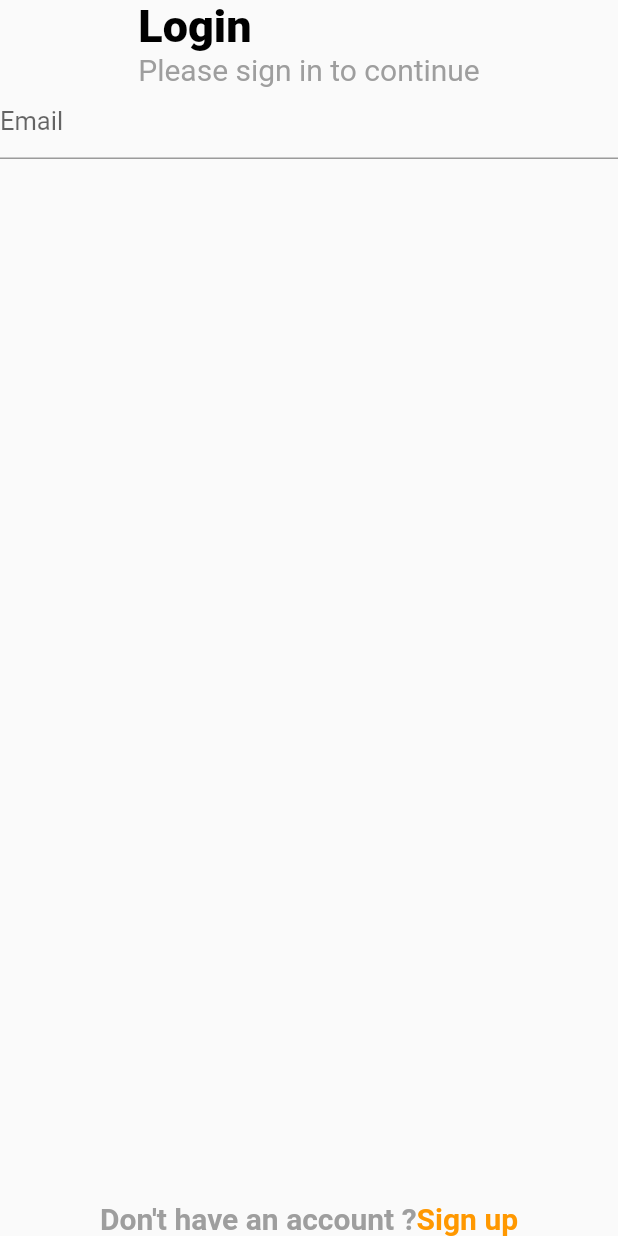
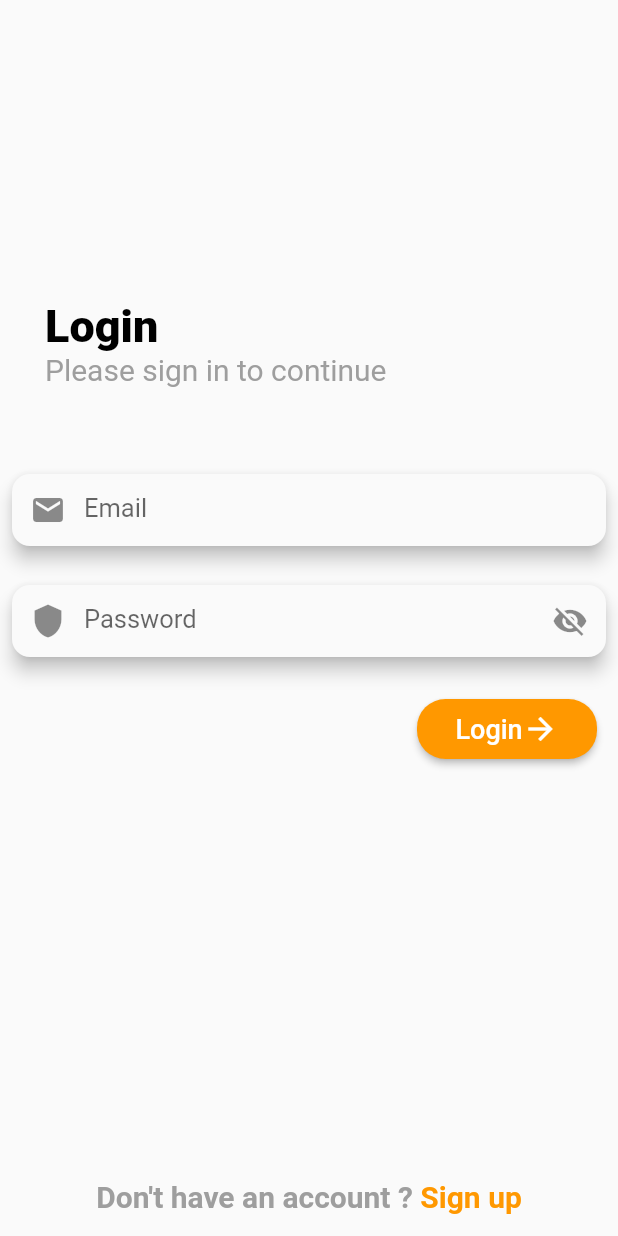
Before and after one commit to denihero/own_e_commerce, a Flutter app: the screen it shows after launch, on a phone screen of 412 x 824 dp. Run offline on Flutter 3.47's test engine with Material 2 defaults, Android fonts, the phone set to English and light mode, and no system bars; our stand-ins replace bloc, equatable, flutter_bloc, flutter_svg; network calls fail.

Commit message:
add sing in screen

```diff
--- a/lib/main.dart
+++ b/lib/main.dart
@@ -6,6 +6,7 @@ import 'package:http_practice/presentation/screens/cart_screen/cart_screen.dart'
 import 'package:http_practice/presentation/screens/home_screen/home_screen.dart';
 import 'package:http_practice/presentation/screens/home_screen/model/api_request/api_request.dart';
 import 'package:http_practice/presentation/screens/login/login_screen.dart';
+import 'package:http_practice/presentation/screens/register/register_screen.dart';
 
 void main() {
   runApp(const App());
@@ -35,6 +36,7 @@ class ShopApp extends StatelessWidget {
           '/': (context) => const HomeScreen(),
           '/login':(context) => const LoginScreen(),
           '/cart_screen': (context) => const CartScreen(),
+          '/register_screen':(context) => const RegisterScreen()
         },
       ),
     );
--- a/lib/presentation/screens/login/login_screen.dart
+++ b/lib/presentation/screens/login/login_screen.dart
@@ -1,5 +1,8 @@
+import 'package:flutter/gestures.dart';
 import 'package:flutter/material.dart';
 import 'package:http_practice/presentation/screens/login/widget/email_textformfield.dart';
+import 'package:http_practice/presentation/screens/login/widget/login_button.dart';
+import 'package:http_practice/presentation/screens/login/widget/password_textformfield.dart';
 
 class LoginScreen extends StatefulWidget {
   const LoginScreen({Key? key}) : super(key: key);
@@ -9,15 +12,24 @@ class LoginScreen extends StatefulWidget {
 }
 
 class _LoginScreenState extends State<LoginScreen> {
+
+  final TextEditingController emailController = TextEditingController();
+  final TextEditingController passwordController = TextEditingController();
   @override
   Widget build(BuildContext context) {
     return SafeArea(
       child: Scaffold(
+        resizeToAvoidBottomInset: false,
         body: Column(
-          mainAxisAlignment: MainAxisAlignment.center,
-          crossAxisAlignment: CrossAxisAlignment.center,
           children: [
-            RichText(
+            const SizedBox(
+              height: 200,
+            ),
+            Align(
+              alignment: Alignment.topLeft,
+              child: Padding(
+                padding: const EdgeInsets.only(left: 30),
+                child: RichText(
                     text: const TextSpan(
                       children:  <TextSpan>[
                         TextSpan(text: 'Login \n',style: TextStyle(fontSize: 30,color: Colors.black,fontWeight: FontWeight.w900)),
@@ -25,16 +37,54 @@ class _LoginScreenState extends State<LoginScreen> {
                       ]
                     )
                 ),
-            const EmailTextFormField(),
+              ),
+            ),
+            const SizedBox(
+              height: 50,
+            ),
+            Padding(
+              padding: const EdgeInsets.all(8.0),
+              child: EmailTextFormField(
+                  controller: emailController
+              ),
+            ),
+            const SizedBox(
+              height: 10,
+            ),
+            Padding(
+              padding: const EdgeInsets.all(8.0),
+              child: PasswordTextFormField(
+                  controller:passwordController
+              ),
+            ),
+            const SizedBox(
+              height: 20,
+            ),
+            Align(
+              alignment: Alignment.centerRight,
+              child: Padding(
+                padding: const EdgeInsets.only(right: 14),
+                child: LoginButton(
+                    title: 'Login',
+                    onPressed: () {}
+                ),
+              ),
+            ),
             const Spacer(),
             RichText(
-                text: const TextSpan(
+                text: TextSpan(
                     children:  <TextSpan>[
-                      TextSpan(text: 'Don\'t have an account ?',style: TextStyle(fontSize: 20,color: Colors.grey,fontWeight: FontWeight.w600)),
-                      TextSpan(text: 'Sign up',style: TextStyle(fontSize: 20,color: Colors.orange,fontWeight: FontWeight.w600))
+                      const TextSpan(text: 'Don\'t have an account ? ',style: TextStyle(fontSize: 20,color: Colors.grey,fontWeight: FontWeight.w600)),
+                      TextSpan(
+                          text: 'Sign up',
+                          recognizer: TapGestureRecognizer()..onTap = () => Navigator.pushNamed(context, '/register_screen'),
+                          style: const TextStyle(fontSize: 20,color: Colors.orange,fontWeight: FontWeight.w600))
                     ]
                 )
             ),
+            const SizedBox(
+              height: 15,
+            )
 
           ],
         ),
--- a/lib/presentation/screens/login/widget/email_textformfield.dart
+++ b/lib/presentation/screens/login/widget/email_textformfield.dart
@@ -2,21 +2,41 @@ import 'package:flutter/material.dart';
 
 
 class EmailTextFormField extends StatelessWidget {
-  const EmailTextFormField({Key? key}) : super(key: key);
+  const EmailTextFormField({Key? key,required this.controller}) : super(key: key);
+
+  final TextEditingController controller;
 
   @override
   Widget build(BuildContext context) {
-    return TextFormField(
-      cursorHeight: 25,
+    return Material(
+      elevation: 5,
+      borderRadius: const BorderRadius.all(Radius.circular(12)),
+      child: TextFormField(
+        controller: controller,
+        cursorHeight: 25,
+        keyboardType: TextInputType.emailAddress,
+        textAlignVertical: TextAlignVertical.center,
+        textInputAction: TextInputAction.next,
+        style: const TextStyle(fontSize: 19),
+        decoration: const InputDecoration(
+          enabledBorder: OutlineInputBorder(
+              borderRadius: BorderRadius.all(Radius.circular(12)),
+              borderSide: BorderSide(
+                color: Colors.transparent
+            )
+          ),
+          focusedBorder: OutlineInputBorder(
+            borderRadius: BorderRadius.all(Radius.circular(12)),
+            borderSide: BorderSide(
+              color: Colors.transparent
+            )
+          ),
+          contentPadding: EdgeInsets.only(left: 10),
+          labelText: 'Email',
+          labelStyle: TextStyle(fontSize: 17),
+          prefixIcon: Icon(Icons.email)
 
-      keyboardType: TextInputType.emailAddress,
-      textAlignVertical: TextAlignVertical.bottom,
-      style: const TextStyle(fontSize: 19),
-
-      decoration: const InputDecoration(
-        contentPadding: EdgeInsets.only(),
-        labelText: 'Email',
-        labelStyle: TextStyle(fontSize: 17),
+        ),
       ),
     );
   }
--- /dev/null
+++ b/lib/presentation/screens/login/widget/login_button.dart
@@ -0,0 +1,34 @@
+import 'package:flutter/material.dart';
+
+
+class LoginButton extends StatelessWidget {
+  const LoginButton({Key? key, required this.title, required this.onPressed}) : super(key: key);
+
+  final String title;
+  final Function() onPressed;
+
+  @override
+  Widget build(BuildContext context) {
+    return SizedBox(
+      width: 120,
+      height: 40,
+      child: ElevatedButton(
+          style:  ButtonStyle(
+            shape: MaterialStateProperty.all(const RoundedRectangleBorder(
+              borderRadius: BorderRadius.all(Radius.circular(19))
+            )),
+            backgroundColor: MaterialStateProperty.all(Colors.orange)
+
+          ),
+          onPressed: onPressed,
+          child: Row(
+              mainAxisAlignment: MainAxisAlignment.center,
+              children: [
+                Text(title,style: const TextStyle(fontSize: 18),),
+                const Icon(Icons.arrow_forward,color: Colors.white,),
+              ],
+          )
+      ),
+    );
+  }
+}
--- /dev/null
+++ b/lib/presentation/screens/login/widget/password_textformfield.dart
@@ -0,0 +1,62 @@
+import 'package:flutter/material.dart';
+
+class PasswordTextFormField extends StatefulWidget {
+  const PasswordTextFormField({Key? key,required this.controller,this.label = 'Password'}) : super(key: key);
+
+  final TextEditingController controller;
+  final String? label;
+
+  @override
+  State<PasswordTextFormField> createState() => _PasswordTextFormFieldState();
+}
+
+class _PasswordTextFormFieldState extends State<PasswordTextFormField> {
+  bool hidePassword = true;
+  @override
+  Widget build(BuildContext context) {
+    return Material(
+      elevation: 5,
+      borderRadius: const BorderRadius.all(Radius.circular(12)),
+      child: TextFormField(
+        controller: widget.controller,
+        cursorHeight: 25,
+        textAlignVertical: TextAlignVertical.center,
+        textInputAction: TextInputAction.next,
+        obscureText: hidePassword,
+        validator: (value ) {
+
+        },
+        style: const TextStyle(fontSize: 19),
+        decoration:  InputDecoration(
+            enabledBorder: const OutlineInputBorder(
+                borderRadius: BorderRadius.all(Radius.circular(12)),
+                borderSide: BorderSide(
+                    color: Colors.transparent
+                )
+            ),
+            focusedBorder: const OutlineInputBorder(
+                borderRadius: BorderRadius.all(Radius.circular(12)),
+                borderSide: BorderSide(
+                    color: Colors.transparent
+                )
+            ),
+            contentPadding: const EdgeInsets.only(left: 10),
+            labelText: widget.label,
+            labelStyle: const TextStyle(fontSize: 17),
+            prefixIcon: const Icon(Icons.shield),
+            suffixIcon: IconButton(
+                onPressed: () {
+                  setState((){
+                    hidePassword = !hidePassword;
+                  });
+                },
+                icon: Icon(
+                    hidePassword ? Icons.visibility_off: Icons.visibility
+                )
+            )
+
+        ),
+      ),
+    );
+  }
+}
```
Also changed, not shown: lib/presentation/screens/register/register_screen.dart (added, +118 -0 lines), lib/presentation/screens/register/widget/name_textformfield.dart (added, +43 -0 lines). Lines whose indentation alone changed are shown as unchanged.
